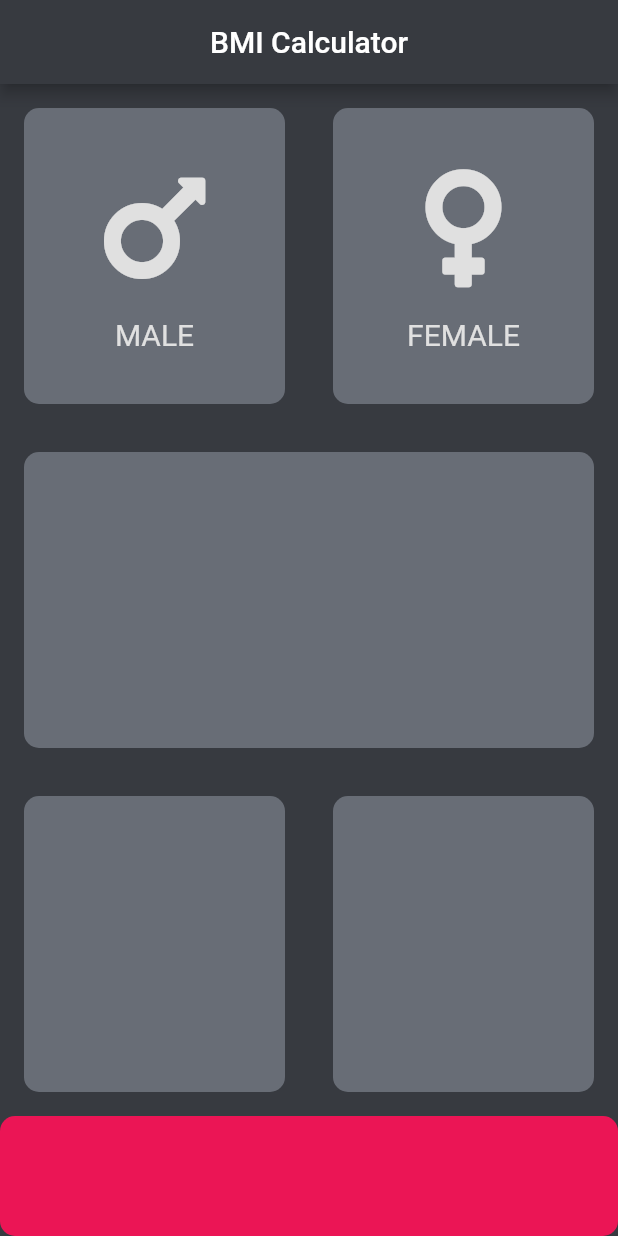
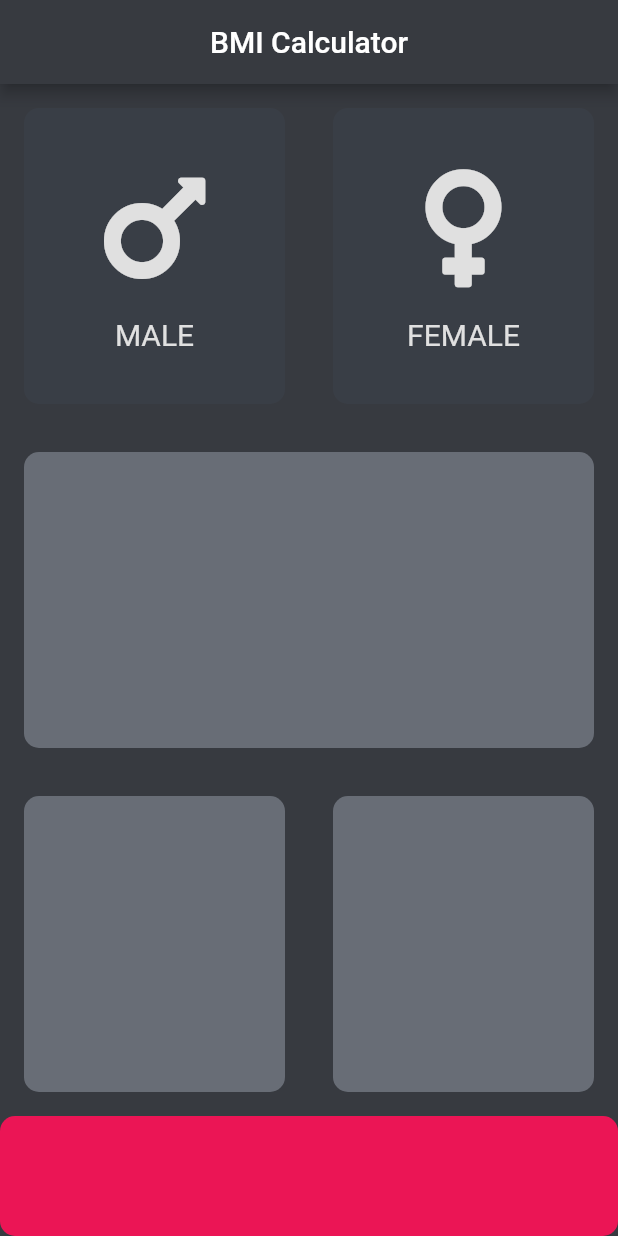
Before and after one commit to HimanshuS-coder/bmi_calculator, a Flutter app: the screen it shows after launch, on a phone screen of 412 x 824 dp. Run offline on Flutter 3.47's test engine with Material 2 defaults, Android fonts, the phone set to English and light mode, and no system bars; our stand-ins replace font_awesome_flutter.

Commit message:
Added functionality to select gender.

```diff
--- a/lib/input_page.dart
+++ b/lib/input_page.dart
@@ -4,6 +4,7 @@ import 'reusable_card.dart';
 import 'reusable_gender.dart';
 
 const Color activecardcolor = Color(0xFF686d76);
+const Color inactivecardcolor= Color(0xFF393e46);
 
 class InputPage extends StatefulWidget {
   @override
@@ -11,6 +12,19 @@ class InputPage extends StatefulWidget {
 }
 
 class _InputPageState extends State<InputPage> {
+  Color maleColor = inactivecardcolor;
+  Color femaleColor = inactivecardcolor;
+
+  void updateColor({String ch}){
+    if(ch=='male'){
+      maleColor=activecardcolor;
+      femaleColor=inactivecardcolor;
+    }else{
+      femaleColor=activecardcolor;
+      maleColor=inactivecardcolor;
+    }
+  }
+
   @override
   Widget build(BuildContext context) {
     return Scaffold(
@@ -27,20 +41,34 @@ class _InputPageState extends State<InputPage> {
             child: Row(
               children: [
                 Expanded(
+                  child: GestureDetector(
+                    onTap: (){
+                      setState(() {
+                        updateColor(ch: 'male');
+                      });
+                    },
                     child: ReusableCard(
-                    colour: activecardcolor,
+                      colour: maleColor,
                       cardchild: ReusableGender(
                         ic: FontAwesomeIcons.mars,
                         gender: 'MALE',
                       ),
                     ),
                   ),
+                ),
                 Expanded(
+                  child: GestureDetector(
+                    onTap: (){
+                      setState(() {
+                        updateColor(ch: 'female');
+                      });
+                    },
                     child: ReusableCard(
-                    colour: activecardcolor,
+                      colour: femaleColor,
                       cardchild: ReusableGender(
                         ic: FontAwesomeIcons.venus,
                         gender: 'FEMALE',
+                      ),
                     ),
                   ),
                 ),
```
Lines whose indentation alone changed are shown as unchanged.
